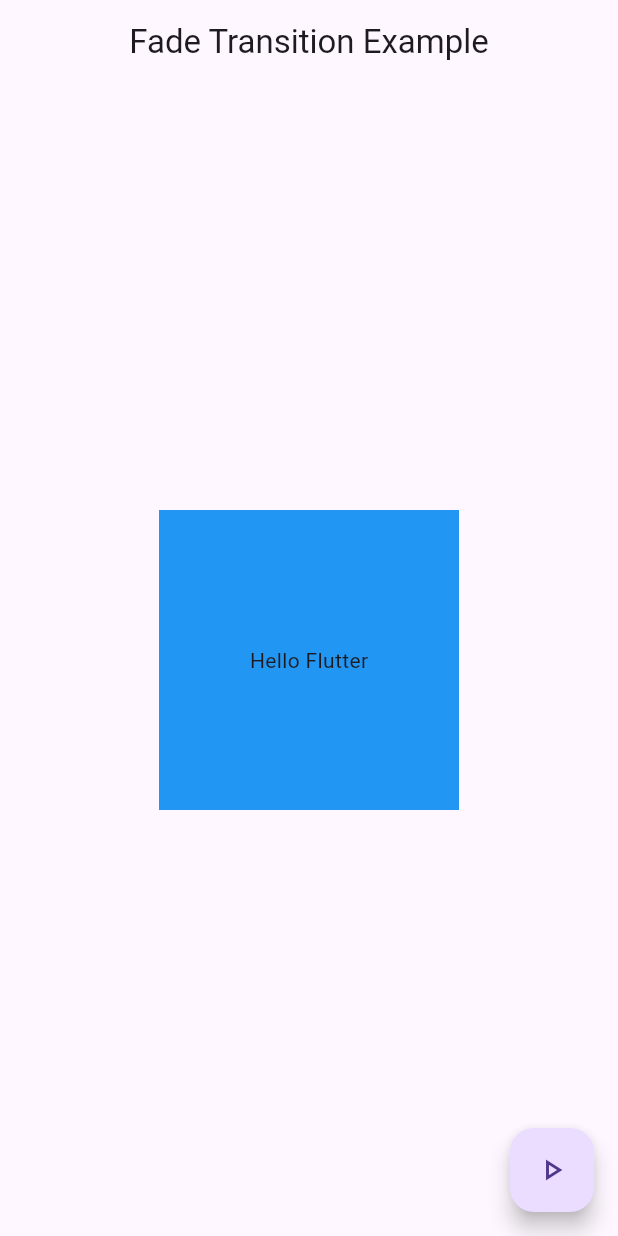
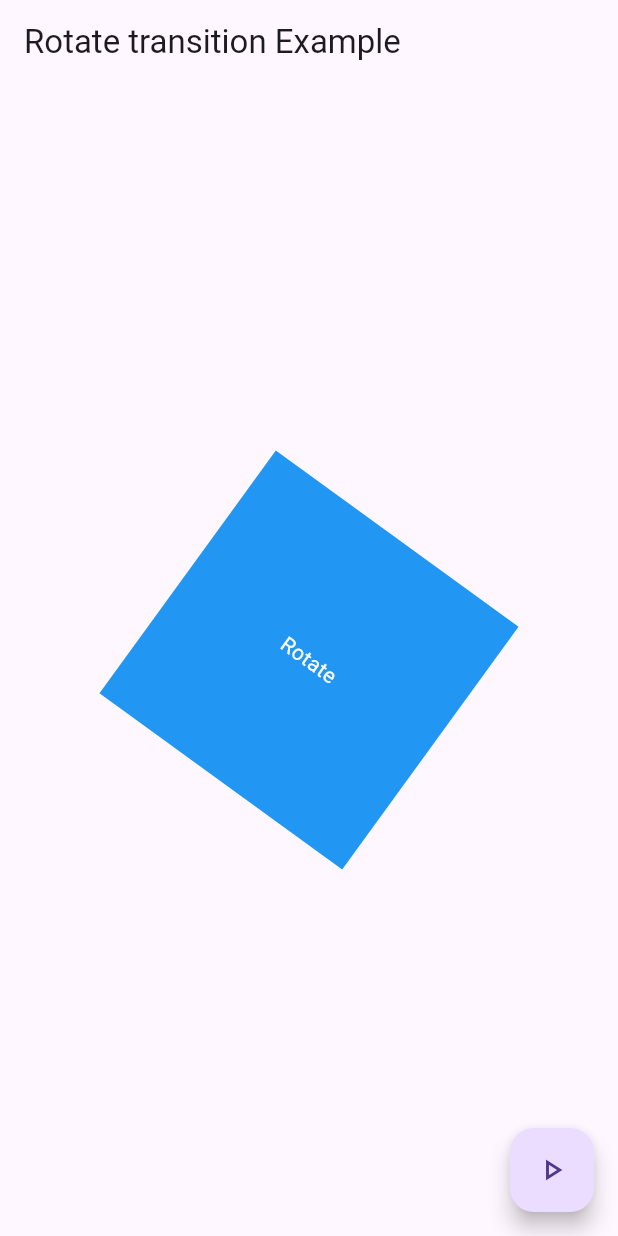
Before and after one commit to Nandanacb/Animation, a Flutter app: the screen it shows after launch, on a phone screen of 412 x 824 dp. Run offline on Flutter 3.47's test engine with Material 3 defaults, Android fonts, the phone set to English and light mode, and no system bars.

Commit message:
secoond commit

```diff
--- a/lib/main.dart
+++ b/lib/main.dart
@@ -1,5 +1,7 @@
 import 'package:animations/animatedcontainer.dart';
 import 'package:animations/fadetransition.dart';
+import 'package:animations/rotatetransition.dart';
+import 'package:animations/slidertransition.dart';
 import 'package:flutter/material.dart';
 
 void main() {
@@ -14,7 +16,7 @@ class MyApp extends StatelessWidget {
   Widget build(BuildContext context) {
     return MaterialApp(
       debugShowCheckedModeBanner: false,
-      home:  FadeTransitionDemo(),
+      home: RotateTransitionDemo(),
     );
   }
 }
--- /dev/null
+++ b/lib/rotatetransition.dart
@@ -0,0 +1,66 @@
+
+
+import 'package:flutter/material.dart';
+
+class RotateTransitionDemo extends StatefulWidget{
+  const RotateTransitionDemo({super.key});
+
+  @override
+  State<RotateTransitionDemo> createState()=> _RotateTransitionDemoState();
+
+}
+
+class _RotateTransitionDemoState extends State<RotateTransitionDemo>
+       with SingleTickerProviderStateMixin
+       {
+        AnimationController? _controller;
+        Animation<double>?_animation;
+        @override
+        void initState(){
+          super.initState();
+          _controller= AnimationController(duration: Duration(seconds: 2),vsync:this)..repeat();
+          _animation= Tween<double>(
+            begin: 1.0,
+            end: 0.0,
+
+          ).animate( _controller!);
+
+
+        }
+        @override
+        void dispose(){
+          _controller!.dispose();
+          super.dispose();
+        }
+
+        @override
+        Widget build(BuildContext context){
+          return Scaffold(
+            appBar: AppBar(
+              title: Text("Rotate transition Example"),
+            ),
+            body: Center(
+              child: RotationTransition(turns: _animation!,
+              child:Container(
+                width: 200,
+                height: 200,
+                color: Colors.blue,
+                child: Center(child: Text("Rotate",style: TextStyle(color: Colors.white),))),
+              ),
+            ),
+             floatingActionButton: FloatingActionButton(
+              child:Icon(Icons.play_arrow_outlined),
+              onPressed:(){
+                if(_controller!.isAnimating){
+                  _controller!.stop();
+                }
+                else{
+                  _controller!.repeat();
+                }
+                }
+
+          )
+            );
+        }
+
+  }
```
Also changed, not shown: lib/scaletransition.dart (added, +54 -0 lines), lib/slidertransition.dart (added, +47 -0 lines).
